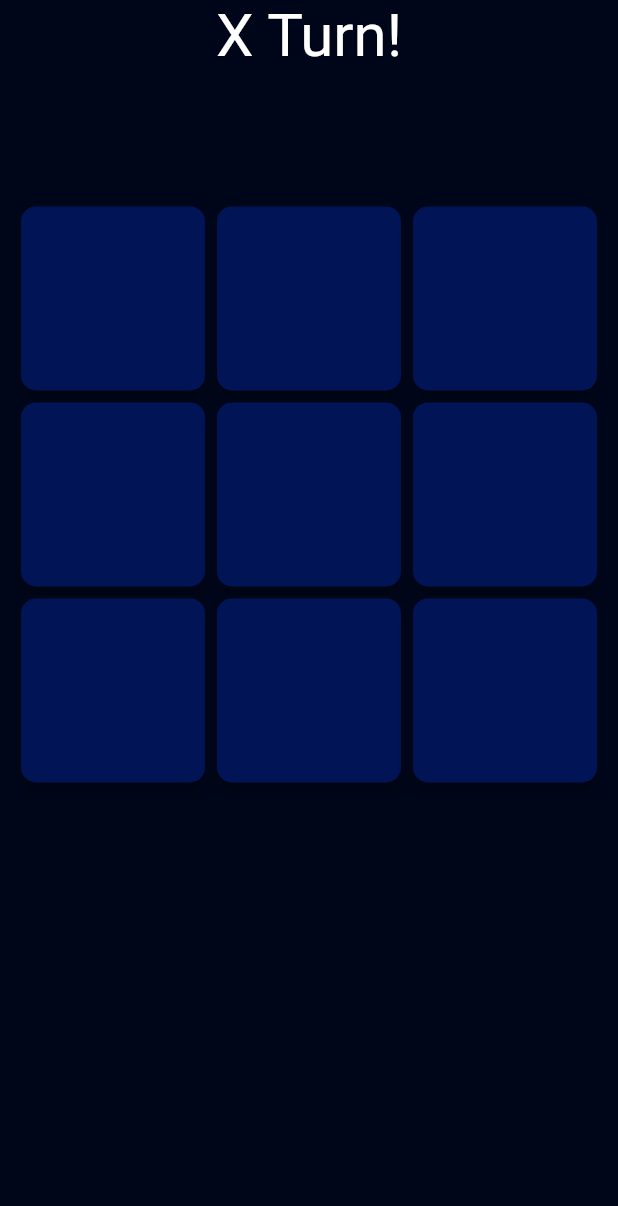
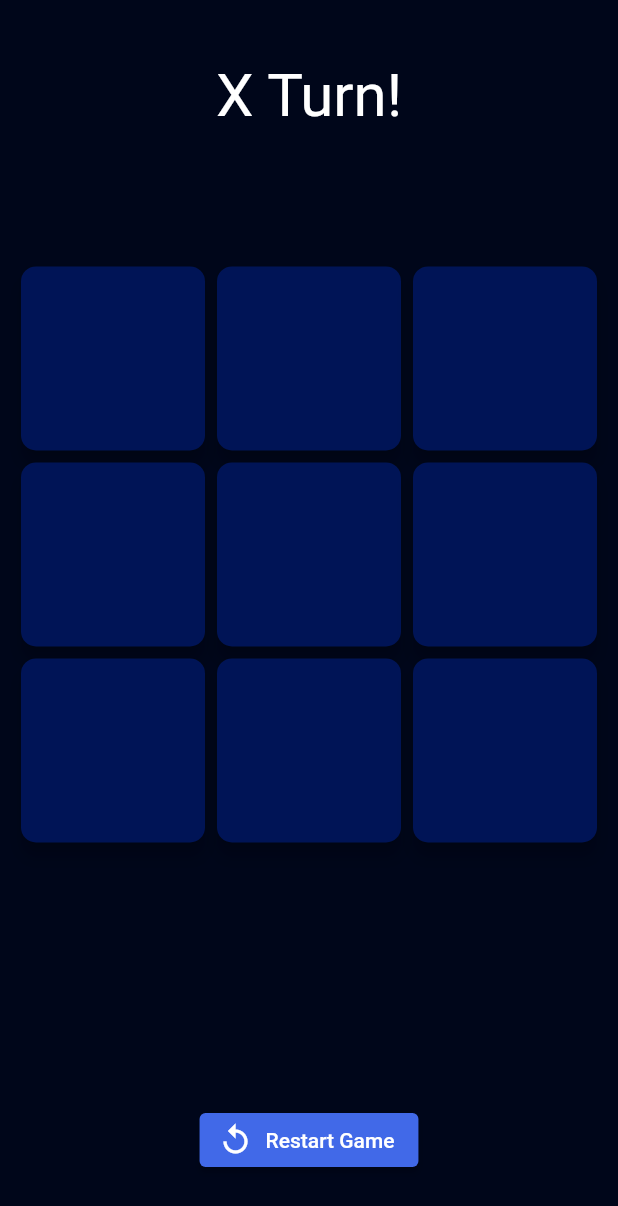
Before and after one commit to hecmorr/TicTacToe, a Flutter app: the screen it shows after launch, on a phone screen of 412 x 824 dp. Shown: the top 1206 px of the screen. Run offline on Flutter 3.47's test engine with Material 2 defaults, Android fonts, the phone set to English and light mode, and no system bars; our stand-ins replace bloc, equatable, flutter_bloc.

Commit message:
Restarted event added and working

```diff
--- a/lib/tic_tac_toe/view/tic_tac_toe_page.dart
+++ b/lib/tic_tac_toe/view/tic_tac_toe_page.dart
@@ -26,7 +26,20 @@ class TicTacToeView extends StatelessWidget {
         backgroundColor: MainColor.primaryColor,
         body: Column(
           crossAxisAlignment: CrossAxisAlignment.center,
-          children: [const StatusMessage(), const Expanded(child: Board())],
+          children: [
+            const SizedBox(height: 40),
+            const StatusMessage(),
+            const Expanded(child: Board()),
+            ElevatedButton.icon(
+              icon: const Icon(Icons.replay),
+              onPressed: () {
+                context.read<TicTacToeBloc>().add(TicTacToeRestarted());
+              },
+              label: const Text('Restart Game'),
+              style: ElevatedButton.styleFrom(primary: MainColor.accentColor),
+            ),
+            const SizedBox(height: 40),
+          ],
         ),
       ),
     );
```
Also changed, not shown: lib/tic_tac_toe/bloc/tic_tac_toe_bloc.dart (+8 -0 lines).
